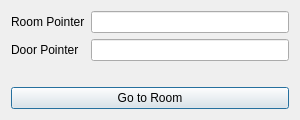
Qt form dsvedit/navigation_search.ui (LagoLunatic/DSVEdit) before a commit.
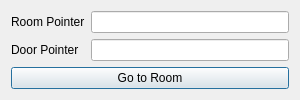
The same form after that commit.

Commit message: Fix nav search GUI spacing

```diff
--- a/dsvedit/navigation_search.ui
+++ b/dsvedit/navigation_search.ui
@@ -7,7 +7,7 @@
     <x>0</x>
     <y>0</y>
     <width>300</width>
-    <height>120</height>
+    <height>100</height>
    </rect>
   </property>
   <property name="windowTitle">
```
Left out of the diff: 8 changed lines with no effect on the pictures.
